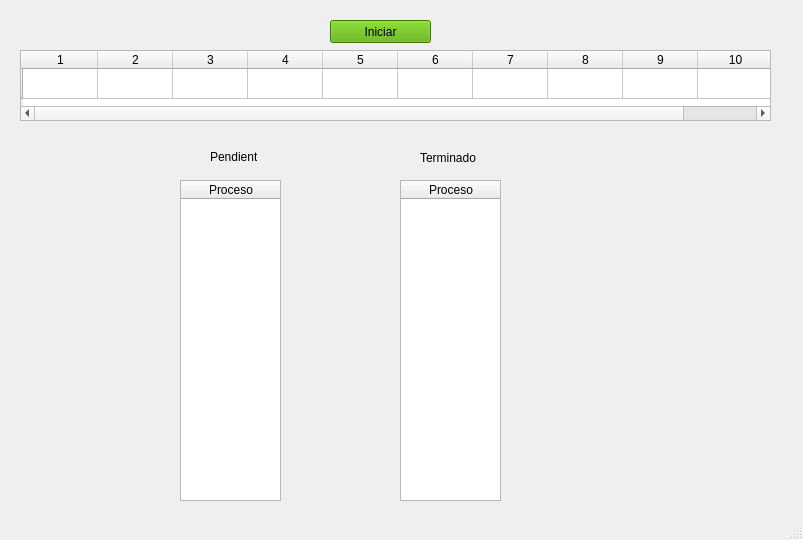
Before: the Qt Designer form prueba.ui in diegoivan1987/practicasSSO, drawn with Qt 5.
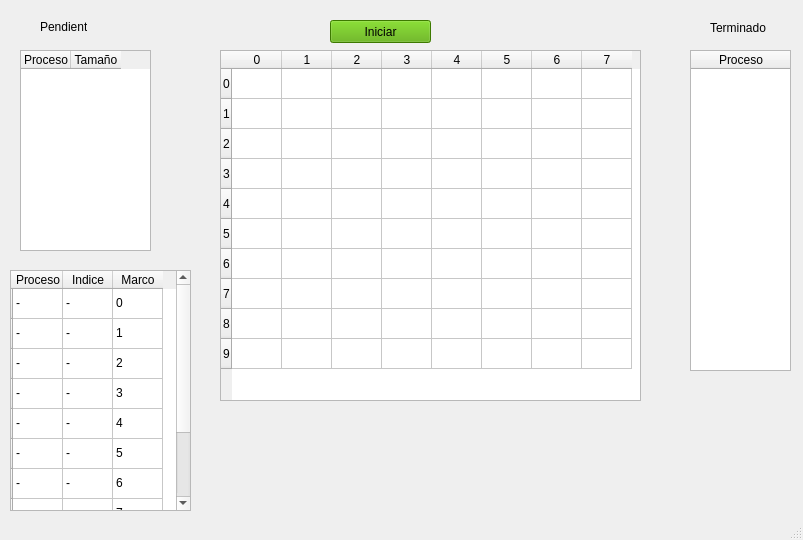
After: the same form once the commit is applied.

Commit message: Se termino la parte del productor(el que carga procesos a memoria fisica)

The edit to the form file:
```diff
--- a/prueba.ui
+++ b/prueba.ui
@@ -17,10 +17,10 @@
    <widget class="QTableWidget" name="tablaProcesos">
     <property name="geometry">
      <rect>
-      <x>20</x>
+      <x>220</x>
       <y>50</y>
-      <width>751</width>
-      <height>71</height>
+      <width>421</width>
+      <height>351</height>
      </rect>
     </property>
     <property name="sizePolicy">
@@ -30,64 +30,99 @@
      </sizepolicy>
     </property>
     <property name="columnCount">
-     <number>10</number>
+     <number>8</number>
     </property>
     <attribute name="horizontalHeaderDefaultSectionSize">
-     <number>75</number>
+     <number>50</number>
     </attribute>
     <row>
      <property name="text">
-      <string/>
+      <string>0</string>
      </property>
     </row>
-    <column>
+    <row>
      <property name="text">
       <string>1</string>
      </property>
-    </column>
-    <column>
+    </row>
+    <row>
      <property name="text">
       <string>2</string>
      </property>
-    </column>
-    <column>
+    </row>
+    <row>
      <property name="text">
       <string>3</string>
      </property>
-    </column>
-    <column>
+    </row>
+    <row>
      <property name="text">
       <string>4</string>
      </property>
-    </column>
-    <column>
+    </row>
+    <row>
      <property name="text">
       <string>5</string>
      </property>
-    </column>
-    <column>
+    </row>
+    <row>
      <property name="text">
       <string>6</string>
      </property>
-    </column>
-    <column>
+    </row>
+    <row>
      <property name="text">
       <string>7</string>
      </property>
-    </column>
-    <column>
+    </row>
+    <row>
      <property name="text">
       <string>8</string>
      </property>
-    </column>
-    <column>
+    </row>
+    <row>
      <property name="text">
       <string>9</string>
      </property>
+    </row>
+    <column>
+     <property name="text">
+      <string>0</string>
+     </property>
     </column>
     <column>
      <property name="text">
-      <string>10</string>
+      <string>1</string>
+     </property>
+    </column>
+    <column>
+     <property name="text">
+      <string>2</string>
+     </property>
+    </column>
+    <column>
+     <property name="text">
+      <string>3</string>
+     </property>
+    </column>
+    <column>
+     <property name="text">
+      <string>4</string>
+     </property>
+    </column>
+    <column>
+     <property name="text">
+      <string>5</string>
+     </property>
+    </column>
+    <column>
+     <property name="text">
+      <string>6</string>
+     </property>
+    </column>
+    <column>
+     <property name="text">
+      <string>7</string>
      </property>
     </column>
    </widget>
@@ -110,23 +145,31 @@
    <widget class="QTableWidget" name="tablaPendientes">
     <property name="geometry">
      <rect>
-      <x>180</x>
-      <y>180</y>
-      <width>101</width>
-      <height>321</height>
+      <x>20</x>
+      <y>50</y>
+      <width>131</width>
+      <height>201</height>
      </rect>
     </property>
+    <attribute name="horizontalHeaderDefaultSectionSize">
+     <number>50</number>
+    </attribute>
     <column>
      <property name="text">
       <string>Proceso</string>
      </property>
     </column>
+    <column>
+     <property name="text">
+      <string>Tamaño</string>
+     </property>
+    </column>
    </widget>
    <widget class="QTableWidget" name="tablaTerminados">
     <property name="geometry">
      <rect>
-      <x>400</x>
-      <y>180</y>
+      <x>690</x>
+      <y>50</y>
       <width>101</width>
       <height>321</height>
      </rect>
@@ -140,8 +183,8 @@
    <widget class="QLabel" name="label">
     <property name="geometry">
      <rect>
-      <x>210</x>
-      <y>150</y>
+      <x>40</x>
+      <y>20</y>
       <width>47</width>
       <height>13</height>
      </rect>
@@ -153,8 +196,8 @@
    <widget class="QLabel" name="label_2">
     <property name="geometry">
      <rect>
-      <x>420</x>
-      <y>150</y>
+      <x>710</x>
+      <y>20</y>
       <width>61</width>
       <height>16</height>
      </rect>
@@ -163,6 +206,234 @@
      <string>Terminado</string>
     </property>
    </widget>
+   <widget class="QTableWidget" name="tablaPaginas">
+    <property name="geometry">
+     <rect>
+      <x>10</x>
+      <y>270</y>
+      <width>181</width>
+      <height>241</height>
+     </rect>
+    </property>
+    <attribute name="horizontalHeaderDefaultSectionSize">
+     <number>50</number>
+    </attribute>
+    <row>
+     <property name="text">
+      <string/>
+     </property>
+    </row>
+    <row>
+     <property name="text">
+      <string/>
+     </property>
+    </row>
+    <row>
+     <property name="text">
+      <string/>
+     </property>
+    </row>
+    <row>
+     <property name="text">
+      <string/>
+     </property>
+    </row>
+    <row>
+     <property name="text">
+      <string/>
+     </property>
+    </row>
+    <row>
+     <property name="text">
+      <string/>
+     </property>
+    </row>
+    <row>
+     <property name="text">
+      <string/>
+     </property>
+    </row>
+    <row>
+     <property name="text">
+      <string/>
+     </property>
+    </row>
+    <row>
+     <property name="text">
+      <string/>
+     </property>
+    </row>
+    <row>
+     <property name="text">
+      <string/>
+     </property>
+    </row>
+    <column>
+     <property name="text">
+      <string>Proceso</string>
+     </property>
+    </column>
+    <column>
+     <property name="text">
+      <string>Indice</string>
+     </property>
+    </column>
+    <column>
+     <property name="text">
+      <string>Marco</string>
+     </property>
+    </column>
+    <item row="0" column="0">
+     <property name="text">
+      <string>-</string>
+     </property>
+    </item>
+    <item row="0" column="1">
+     <property name="text">
+      <string>-</string>
+     </property>
+    </item>
+    <item row="0" column="2">
+     <property name="text">
+      <string>0</string>
+     </property>
+    </item>
+    <item row="1" column="0">
+     <property name="text">
+      <string>-</string>
+     </property>
+    </item>
+    <item row="1" column="1">
+     <property name="text">
+      <string>-</string>
+     </property>
+    </item>
+    <item row="1" column="2">
+     <property name="text">
+      <string>1</string>
+     </property>
+    </item>
+    <item row="2" column="0">
+     <property name="text">
+      <string>-</string>
+     </property>
+    </item>
+    <item row="2" column="1">
+     <property name="text">
+      <string>-</string>
+     </property>
+    </item>
+    <item row="2" column="2">
+     <property name="text">
+      <string>2</string>
+     </property>
+    </item>
+    <item row="3" column="0">
+     <property name="text">
+      <string>-</string>
+     </property>
+    </item>
+    <item row="3" column="1">
+     <property name="text">
+      <string>-</string>
+     </property>
+    </item>
+    <item row="3" column="2">
+     <property name="text">
+      <string>3</string>
+     </property>
+    </item>
+    <item row="4" column="0">
+     <property name="text">
+      <string>-</string>
+     </property>
+    </item>
+    <item row="4" column="1">
+     <property name="text">
+      <string>-</string>
+     </property>
+    </item>
+    <item row="4" column="2">
+     <property name="text">
+      <string>4</string>
+     </property>
+    </item>
+    <item row="5" column="0">
+     <property name="text">
+      <string>-</string>
+     </property>
+    </item>
+    <item row="5" column="1">
+     <property name="text">
+      <string>-</string>
+     </property>
+    </item>
+    <item row="5" column="2">
+     <property name="text">
+      <string>5</string>
+     </property>
+    </item>
+    <item row="6" column="0">
+     <property name="text">
+      <string>-</string>
+     </property>
+    </item>
+    <item row="6" column="1">
+     <property name="text">
+      <string>-</string>
+     </property>
+    </item>
+    <item row="6" column="2">
+     <property name="text">
+      <string>6</string>
+     </property>
+    </item>
+    <item row="7" column="0">
+     <property name="text">
+      <string>-</string>
+     </property>
+    </item>
+    <item row="7" column="1">
+     <property name="text">
+      <string>-</string>
+     </property>
+    </item>
+    <item row="7" column="2">
+     <property name="text">
+      <string>7</string>
+     </property>
+    </item>
+    <item row="8" column="0">
+     <property name="text">
+      <string>-</string>
+     </property>
+    </item>
+    <item row="8" column="1">
+     <property name="text">
+      <string>-</string>
+     </property>
+    </item>
+    <item row="8" column="2">
+     <property name="text">
+      <string>8</string>
+     </property>
+    </item>
+    <item row="9" column="0">
+     <property name="text">
+      <string>-</string>
+     </property>
+    </item>
+    <item row="9" column="1">
+     <property name="text">
+      <string>-</string>
+     </property>
+    </item>
+    <item row="9" column="2">
+     <property name="text">
+      <string>9</string>
+     </property>
+    </item>
+   </widget>
   </widget>
   <widget class="QStatusBar" name="statusbar"/>
  </widget>
```
Left out of the diff: 2 changed lines with no effect on the pictures. The commit also changes 1 other file.
